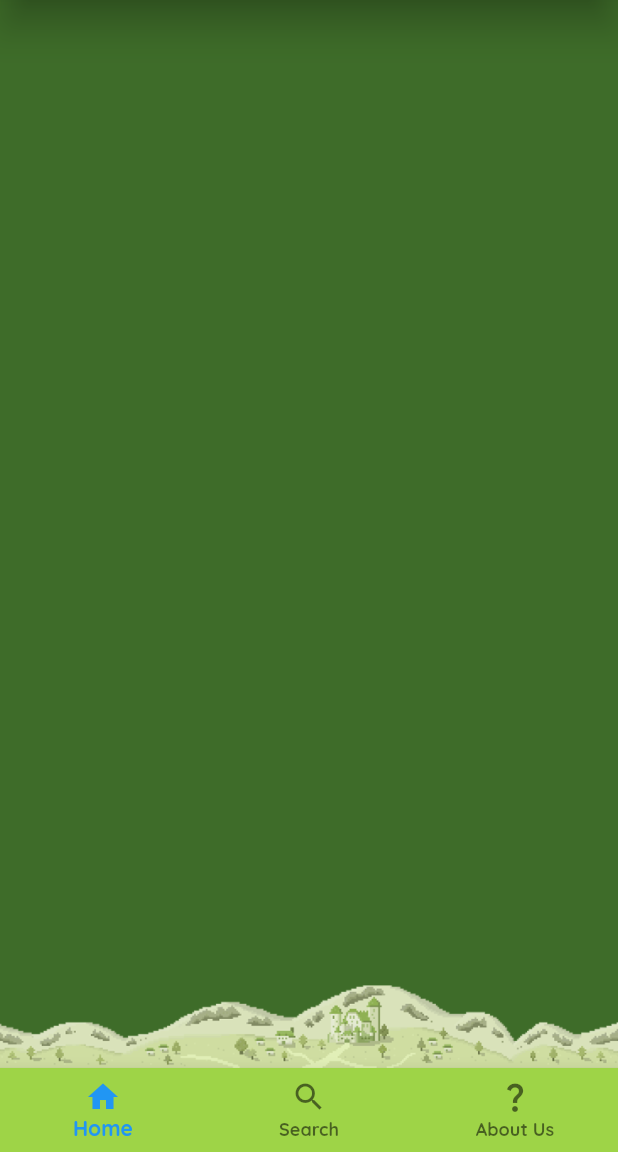
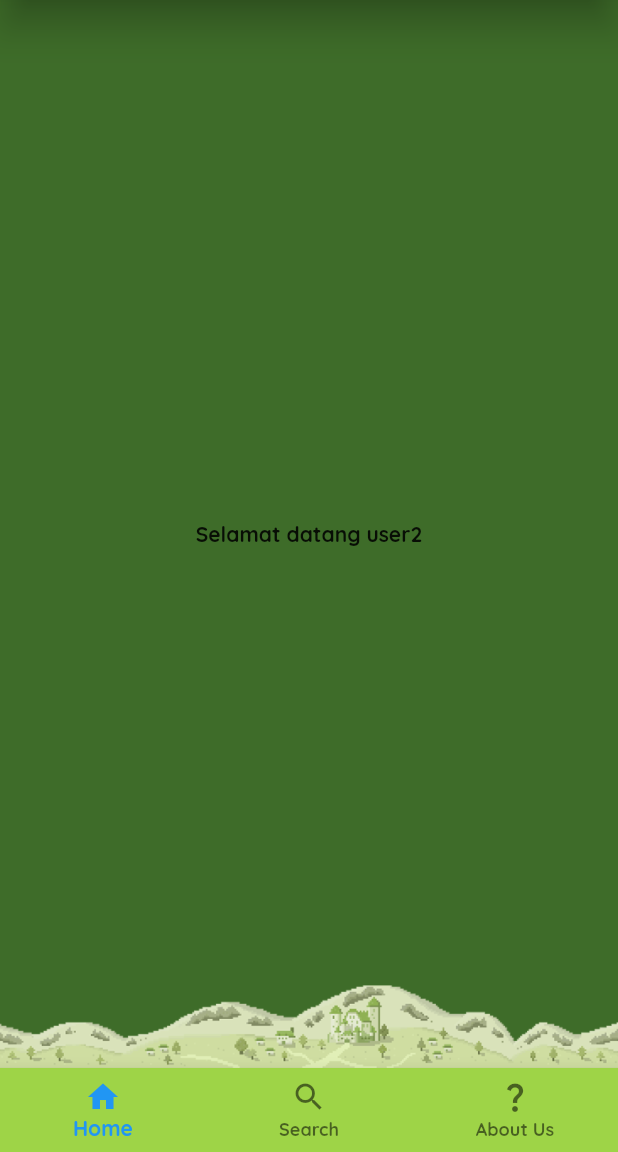
Before and after one commit to Jkz1/Agile02, a Flutter app: the UtamaHome screen opened directly, on a phone screen of 412 x 824 dp, the part 84-1236 px from its top. Run offline on Flutter 3.47's test engine with Material 2 defaults, Android fonts, the phone set to English and light mode, and no system bars; our stand-ins replace universal_io; missing offline and left inert: universal_html.

Commit message:
set variabel userLogin dibeberapa fitur 0.1

```diff
--- a/lib/MainHome.dart
+++ b/lib/MainHome.dart
@@ -1,6 +1,7 @@
 import 'package:agile02/page/about.dart';
 import 'package:agile02/page/aboutus.dart';
 import 'package:agile02/page/listcreator.dart';
+import 'package:agile02/providers/auth_provider.dart';
 import 'package:agile02/providers/pageProv.dart';
 import 'package:flutter/material.dart';
 import 'package:flutter/src/widgets/framework.dart';
@@ -18,6 +19,7 @@ class _UtamaHomeState extends State<UtamaHome> {
   @override
   Widget build(BuildContext context) {
     final pageprov = Provider.of<pageProv>(context);
+    final user = Provider.of<DataProvider>(context);
     return Scaffold(
       appBar: AppBar(
         title: Image.asset('assets/title.png'),
@@ -45,7 +47,10 @@ class _UtamaHomeState extends State<UtamaHome> {
             child: Image.asset('assets/footer.png'),
           ),
           pageprov.selectedPage == 0
-              ? Container()
+              ? Container(
+                  child:
+                      Center(child: Text("Selamat datang ${user.userLogin}")),
+                )
               : pageprov.selectedPage == 1
                   ? Listacc()
                   : pageprov.selectedPage == 2
--- a/lib/page/pay.dart
+++ b/lib/page/pay.dart
@@ -3,6 +3,8 @@ import 'package:agile02/temp.dart';
 import 'package:flutter/material.dart';
 import 'package:flutter/src/widgets/framework.dart';
 import 'package:flutter/src/widgets/placeholder.dart';
+import 'package:agile02/providers/auth_provider.dart';
+import 'package:provider/provider.dart';
 
 class Payment extends StatefulWidget {
   const Payment({super.key});
@@ -15,6 +17,7 @@ class _PaymentState extends State<Payment> {
   bool? _isChecked = false;
   @override
   Widget build(BuildContext context) {
+    final user = Provider.of<DataProvider>(context);
     return Template(
       child: SingleChildScrollView(
         child: Padding(
--- a/lib/providers/auth_provider.dart
+++ b/lib/providers/auth_provider.dart
@@ -3,32 +3,67 @@ import 'package:flutter/material.dart';
 
 class DataProvider extends ChangeNotifier {
   bool isLoggedIn = false;
-  String userLogin = "";
+  String _userLogin = "user2";
+
+  get userLogin => _userLogin;
   final List<Map<String, String>> users = [
     {
       "username": "user1",
       "nama": "User 1",
       "email": "user1@mail.com",
       "tanggal_lahir": "2023-06-26",
-      "password": "1"
+      "password": "1",
+      "acc_bank_id": 'AB1'
     },
     {
       "username": "user2",
       "nama": "User 2",
       "email": "user2@mail.com",
       "tanggal_lahir": "2023-06-27",
-      "password": "2"
+      "password": "2",
+      "acc_bank_id": 'AB2'
     },
     {
-      "username": "tes",
+      "username": "test",
       "nama": "Test",
       "email": "test",
       "tanggal_lahir": "2023-06-27",
-      "password": "123"
+      "password": "123",
+      "acc_bank_id": 'AB_TEST'
     },
   ];
-  // void register(String username, String nama, String email, String tgl_lahir,
-  //     String password, Function() onSuccess, Function(String) onError)
+
+  final List<Map<String, String>> accbank = [
+    {
+      "acc_bank_id": "AB_DEFAULT",
+      "username": "default",
+      "nama_bank": "BANK DEFAULT YA",
+      "norek": "1234567890",
+      "nama_pemilik": "JOKO CH",
+    },
+    {
+      "acc_bank_id": "AB1",
+      "username": "user1",
+      "nama_bank": "BANK CENTRAL ASIA",
+      "norek": "1122334455",
+      "nama_pemilik": "JOKO CH",
+    },
+    {
+      "acc_bank_id": "AB2",
+      "username": "user2",
+      "nama_bank": "BANK CENTRAL EROPA",
+      "norek": "2233445566",
+      "nama_pemilik": "JOKO CH 2",
+    },
+    {
+      "acc_bank_id": "AB_TEST",
+      "username": "test",
+      "nama_bank": "BANK KESEJAHTERAAN EKONOMI",
+      "norek": "890729101",
+      "nama_pemilik": "BANK USER TEST",
+    },
+  ];
+
   void register(String username, String nama, String email, String tgl_lahir,
       String password) {
     Map<String, String> newUser = {
@@ -45,28 +80,23 @@ class DataProvider extends ChangeNotifier {
 
   void login(String email, String password, Function(String username) onSuccess,
       Function(String) onError) {
-    // Proses validasi login
-    // Jika login berhasil, set isLoggedIn menjadi true dan simpan data login
     bool isLoginSuccessful = false;
     for (var user in users) {
       if (user['email'] == email && user['password'] == password) {
         isLoginSuccessful = true;
         isLoggedIn = true;
-        userLogin = user['username']!;
+        _userLogin = user['username']!;
         break;
       }
     }
 
     if (isLoginSuccessful) {
-      print('Selamat datang ${userLogin}');
-
-      // Panggil callback onSuccess untuk melakukan perubahan status login
-      onSuccess(userLogin);
+      print('Selamat datang ${_userLogin}');
+      onSuccess(_userLogin);
     } else {
       isLoginSuccessful = false;
       isLoggedIn = false;
-      userLogin = "";
-      // Panggil callback onError dengan pesan kesalahan
+      _userLogin = "";
       onError('Login gagal. Email atau password salah.');
     }
 
@@ -75,6 +105,7 @@ class DataProvider extends ChangeNotifier {
 
   void logout() {
     isLoggedIn = false;
+    _userLogin = '';
 
     notifyListeners();
   }
```
Also changed, not shown: lib/component/wdcomp.dart (+22 -5 lines).
